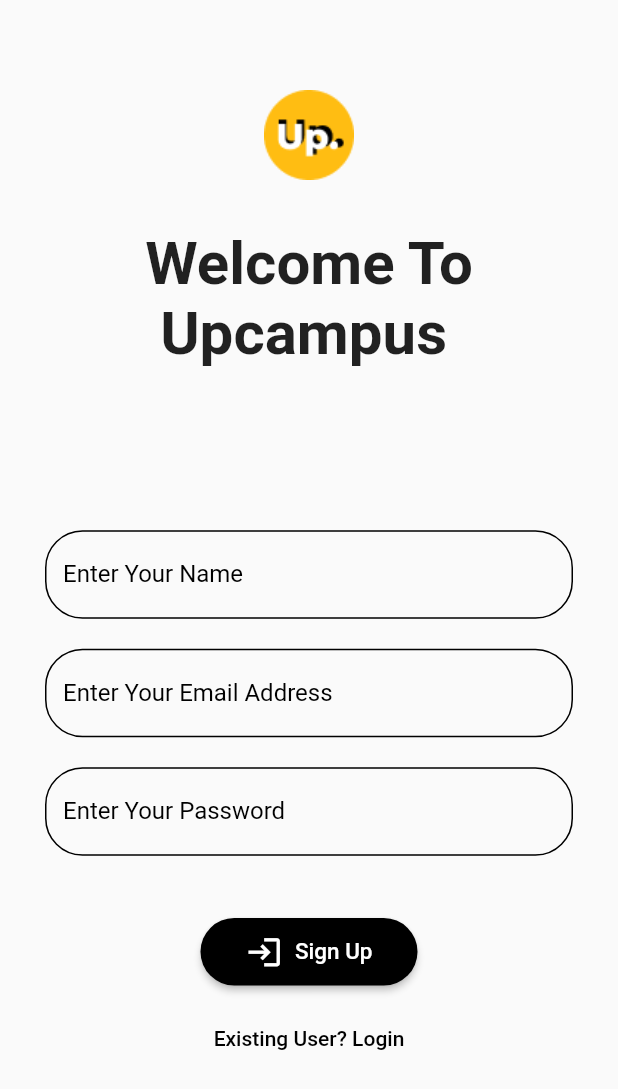
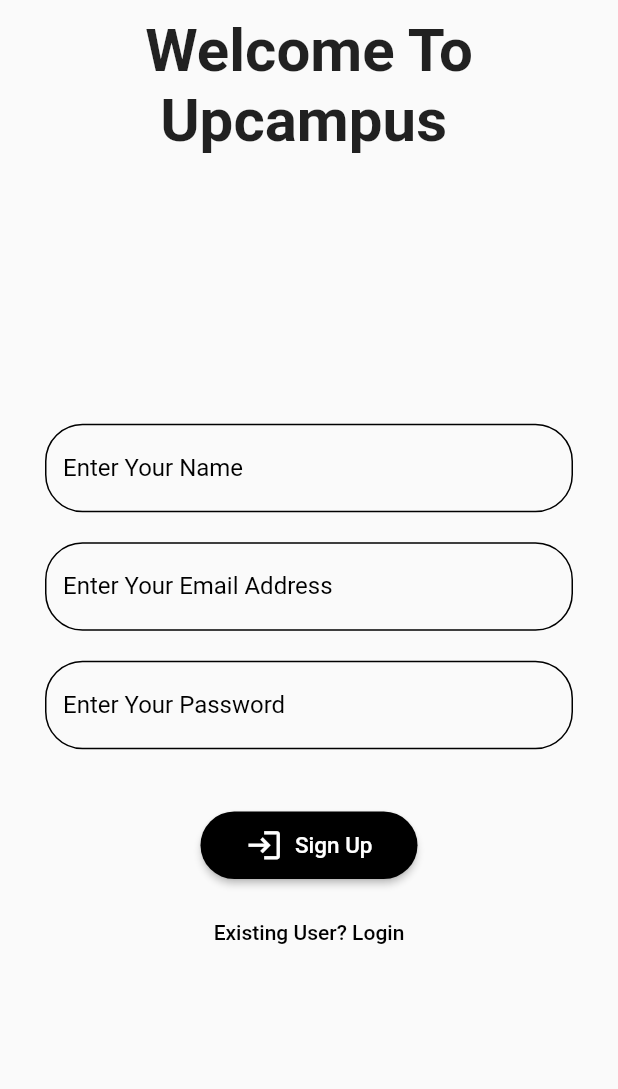
Before and after one commit to cloneartist/Upcampus, a Flutter app: the screen it shows after launch, on a phone screen of 412 x 824 dp. Shown: the top 1089 px of the screen. Run offline on Flutter 3.47's test engine with Material 2 defaults, Android fonts, the phone set to English and light mode, and no system bars; our stand-ins replace cloud_firestore, firebase_auth, firebase_core, google_fonts; accounts and stored records are empty.

Commit message:
image links

```diff
--- a/lib/screens/signup.dart
+++ b/lib/screens/signup.dart
@@ -37,17 +37,15 @@ class _SignUpState extends State<SignUp> {
               key: formKey,
               child: Column(
                 children: [
-                  Padding(
-                    padding: const EdgeInsets.fromLTRB(22.0, 60, 22, 22),
-                    child: Container(
-                      width: 60,
-                      height: 60,
-                      child: Image.asset(
-                        'assets/images/new.png',
-                        fit: BoxFit.contain,
-                      ),
-                    ),
-                  ),
+                  // Padding(
+                  //   padding: const EdgeInsets.all(22.0),
+                  //   child: Container(
+                  //     child: Image.asset(
+                  //       'assets/images/new.png',
+                  //       fit: BoxFit.contain,
+                  //     ),
+                  //   ),
+                  // ),
                   const SizedBox(
                     height: 10,
                   ),
```
Also changed, not shown: assets/images/group.png (renamed from assets/images/Group 1819.png).
